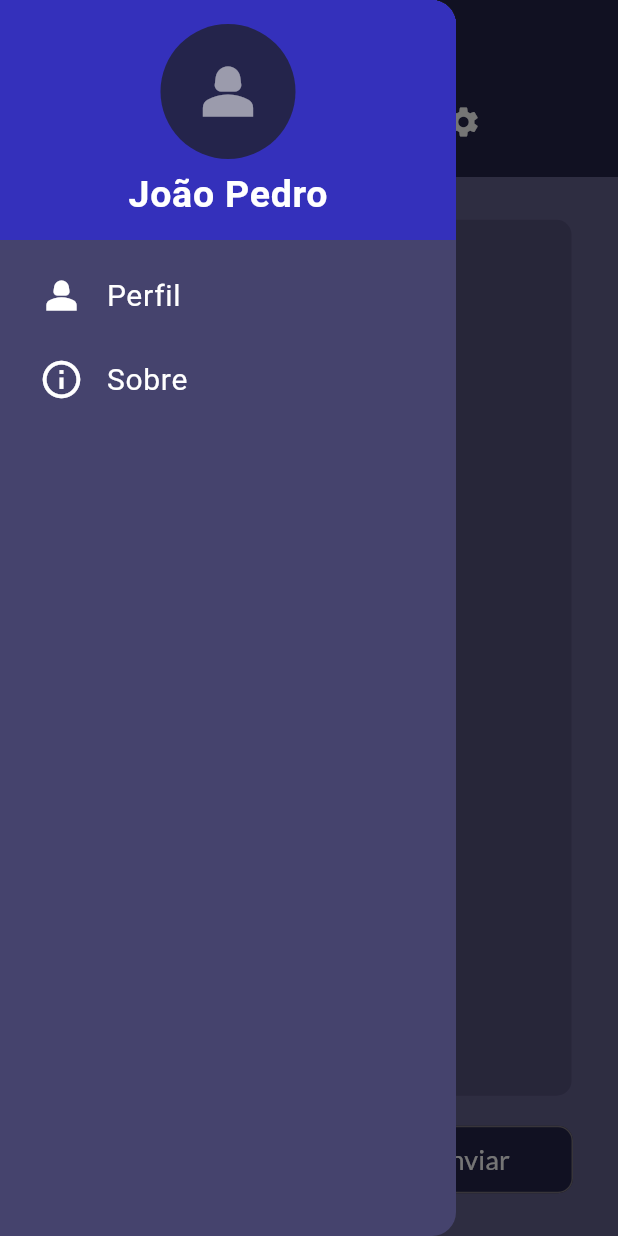
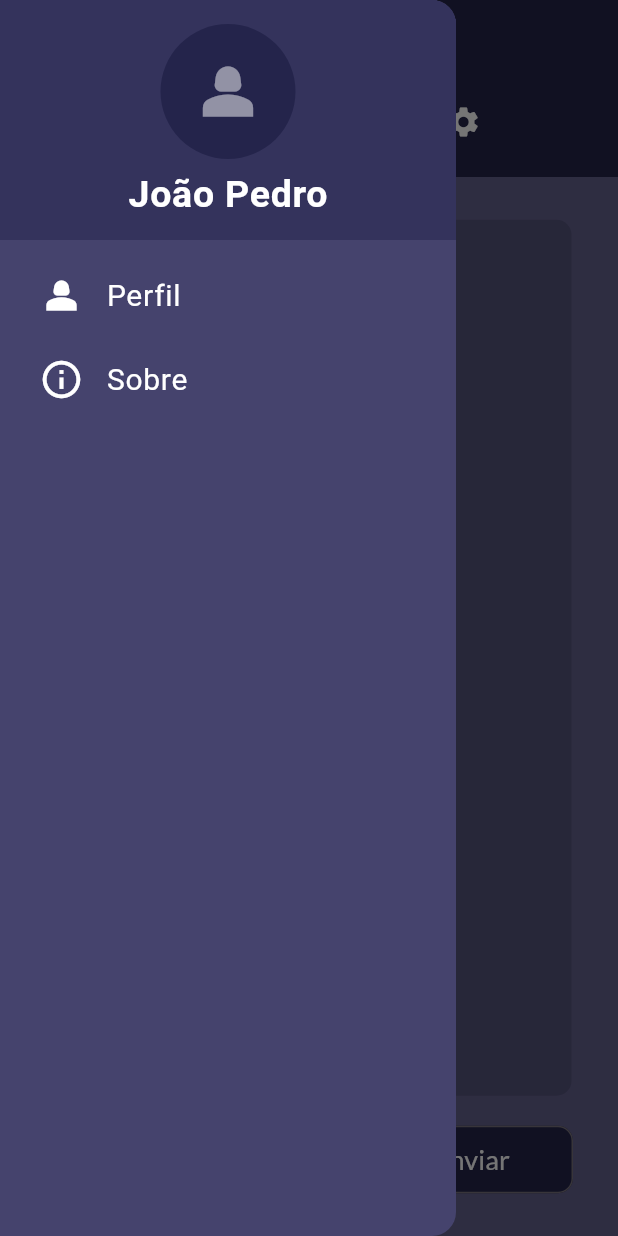
Before and after one commit to barbosa-jp/avaliacao-flutter-1, a Flutter app: the screen it shows after launch, with the side drawer open, on a phone screen of 412 x 824 dp. Run offline on Flutter 3.47's test engine with Material 3 defaults, Android fonts, the phone set to English and light mode, and no system bars; our stand-ins replace google_fonts.

Commit message:
feat: cores em variáveis

```diff
--- a/avaliacao_1/lib/src/features/abas/presentation/aba.dart
+++ b/avaliacao_1/lib/src/features/abas/presentation/aba.dart
@@ -1,3 +1,4 @@
+import 'package:avaliacao_1/src/features/cores/cores.dart';
 import 'package:flutter/material.dart';
 
 class Aba extends StatelessWidget {
@@ -15,7 +16,7 @@ class Aba extends StatelessWidget {
         children: [
           Icon(
             icone,
-            color: Colors.white,
+            color: Cores.branco,
           )
         ]
       )
--- /dev/null
+++ b/avaliacao_1/lib/src/features/cores/cores.dart
@@ -0,0 +1,14 @@
+import 'package:flutter/material.dart';
+
+class Cores {
+  static const Color roxo1 = Color.fromRGBO(101, 97, 142, 1);
+  static const Color roxo2 = Color.fromRGBO(85, 85, 125, 1);
+  static const Color roxo3 = Color.fromRGBO(69, 67, 109, 1);
+  static const Color roxo4 = Color.fromRGBO(52, 51, 92, 1);
+  static const Color roxo5 = Color.fromRGBO(36, 36, 75, 1);
+
+  static const Color branco = Colors.white;
+  static const Color branco50 = Color.fromRGBO(255, 255, 255, 0.5);
+
+  static const Color tranparente = Colors.transparent;
+}
--- a/avaliacao_1/lib/src/features/diario/presentation/diario.dart
+++ b/avaliacao_1/lib/src/features/diario/presentation/diario.dart
@@ -1,4 +1,5 @@
 import 'package:avaliacao_1/src/features/abas/presentation/aba.dart';
+import 'package:avaliacao_1/src/features/cores/cores.dart';
 import 'package:avaliacao_1/src/features/tela_incial/presentation/widgets/botao_enviar.dart';
 import 'package:flutter/material.dart';
 import 'package:avaliacao_1/src/features/tela_incial/presentation/pages/tela_incial_screen.dart';
@@ -25,7 +26,7 @@ class Diario extends StatelessWidget {
                   padding: const EdgeInsets.only(left: 20),
                   icon: const Icon(
                     Icons.menu,
-                    color: Colors.white,
+                    color: Cores.branco,
                     size: 40,
                   ),
                   onPressed: () {
@@ -44,8 +45,8 @@ class Diario extends StatelessWidget {
             ),
             backgroundColor: const Color.fromRGBO(36, 36, 75, 1),
             bottom: const TabBar(
-              dividerColor: Colors.transparent,
-              indicatorColor: Colors.white,
+              dividerColor: Cores.tranparente,
+              indicatorColor: Cores.branco,
               tabs: [
                 Aba(icone: Icons.edit_square),
                 Aba(icone: Icons.settings)
@@ -53,12 +54,12 @@ class Diario extends StatelessWidget {
             ),
           ),
           drawer: const Drawer(
-            backgroundColor: Color.fromRGBO(69, 67, 109, 1),
+            backgroundColor: Cores.roxo3,
             child: Menu()
           ),
           body: Container(
             decoration: const BoxDecoration(
-              color: Color.fromRGBO(101, 97, 142, 1),
+              color: Cores.roxo1,
             ),
             child: const TabBarView(
               children: [
--- a/avaliacao_1/lib/src/features/menu/presentation/widgets/menu_opcao.dart
+++ b/avaliacao_1/lib/src/features/menu/presentation/widgets/menu_opcao.dart
@@ -1,3 +1,4 @@
+import 'package:avaliacao_1/src/features/cores/cores.dart';
 import 'package:flutter/material.dart';
 
 class MenuOpcao extends StatelessWidget {
@@ -15,7 +16,7 @@ class MenuOpcao extends StatelessWidget {
         ),
         Icon(
           icone,
-          color: Colors.white,
+          color: Cores.branco,
           size: 30,
         ),
         const SizedBox(
@@ -24,7 +25,9 @@ class MenuOpcao extends StatelessWidget {
         Text(
           texto,
           style: const TextStyle(
-              color: Colors.white, fontSize: 20),
+            color: Cores.branco,
+            fontSize: 20
+          ),
         ),
       ],
     );
--- a/avaliacao_1/lib/src/features/menu/presentation/widgets/menu_perfil.dart
+++ b/avaliacao_1/lib/src/features/menu/presentation/widgets/menu_perfil.dart
@@ -1,3 +1,4 @@
+import 'package:avaliacao_1/src/features/cores/cores.dart';
 import 'package:flutter/material.dart';
 
 class MenuPerfil extends StatelessWidget {
@@ -11,7 +12,7 @@ class MenuPerfil extends StatelessWidget {
       ),
       child: const DrawerHeader(
         decoration: BoxDecoration(
-          color: Color.fromRGBO(52, 48, 187, 1),
+          color: Cores.roxo4,
         ),
         child: Column(
           children: [
@@ -21,8 +22,11 @@ class MenuPerfil extends StatelessWidget {
                 width: 90,
                 child: CircleAvatar(
                   backgroundColor: Color.fromRGBO(36, 36, 75, 1),
-                  child: Icon(Icons.person_2_sharp,
-                      size: 50, color: Colors.white54),
+                  child: Icon(
+                    Icons.person_2_sharp,
+                    size: 50,
+                    color: Cores.branco50
+                  ),
                 ),
               ),
             ),
@@ -32,9 +36,10 @@ class MenuPerfil extends StatelessWidget {
             Text(
               'João Pedro',
               style: TextStyle(
-                  color: Colors.white,
-                  fontWeight: FontWeight.bold,
-                  fontSize: 25),
+                color: Cores.branco,
+                fontWeight: FontWeight.bold,
+                fontSize: 25
+              ),
             )
           ],
         ),
--- a/avaliacao_1/lib/src/features/tela_incial/presentation/pages/tela_incial_screen.dart
+++ b/avaliacao_1/lib/src/features/tela_incial/presentation/pages/tela_incial_screen.dart
@@ -1,3 +1,4 @@
+import 'package:avaliacao_1/src/features/cores/cores.dart';
 import 'package:flutter/material.dart';
 import 'package:google_fonts/google_fonts.dart';
 
@@ -15,16 +16,18 @@ class TelaInicial extends StatelessWidget {
             child: Padding(
               padding: const EdgeInsets.only(bottom: 20),
               child: TextField(
-                cursorColor: Colors.white,
-                style: GoogleFonts.lato(color: Colors.white),
+                cursorColor: Cores.branco,
+                style: GoogleFonts.lato(
+                  color: Cores.branco
+                ),
                 maxLines: 23,
                 keyboardType: TextInputType.text,
                 decoration: InputDecoration(
                   filled: true,
-                  fillColor: const Color.fromARGB(255, 85, 82, 125),
+                  fillColor: Cores.roxo2,
                   hintText: 'Como foi seu dia?',
                   hintStyle: GoogleFonts.lato(
-                    color: const Color.fromARGB(100, 255, 255, 255)
+                    color: Cores.branco50
                   ),
                   border: const OutlineInputBorder(
                     borderRadius: BorderRadius.all(Radius.circular(10)),
--- a/avaliacao_1/lib/src/features/tela_incial/presentation/widgets/botao_enviar.dart
+++ b/avaliacao_1/lib/src/features/tela_incial/presentation/widgets/botao_enviar.dart
@@ -1,3 +1,4 @@
+import 'package:avaliacao_1/src/features/cores/cores.dart';
 import 'package:flutter/material.dart';
 import 'package:google_fonts/google_fonts.dart';
 
@@ -16,13 +17,13 @@ class BotaoEnviar extends StatelessWidget {
             shape: const RoundedRectangleBorder(
               borderRadius: BorderRadius.all(Radius.circular(10))
             ),
-            backgroundColor: const Color.fromARGB(255, 36, 36, 75)
+            backgroundColor: Cores.roxo5
           ),
           onPressed: () {},
           child: Text(
             'Enviar',
             style: GoogleFonts.lato(
-              color: Colors.white,
+              color: Cores.branco,
               fontSize: 18,
             ),
           )
```
